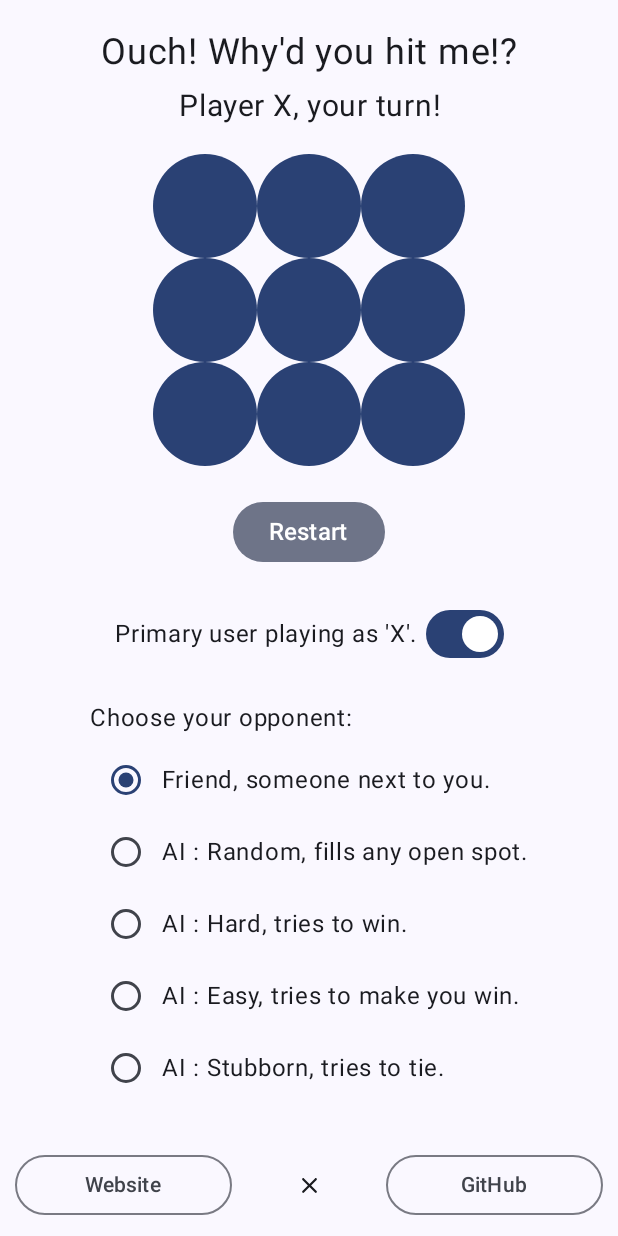
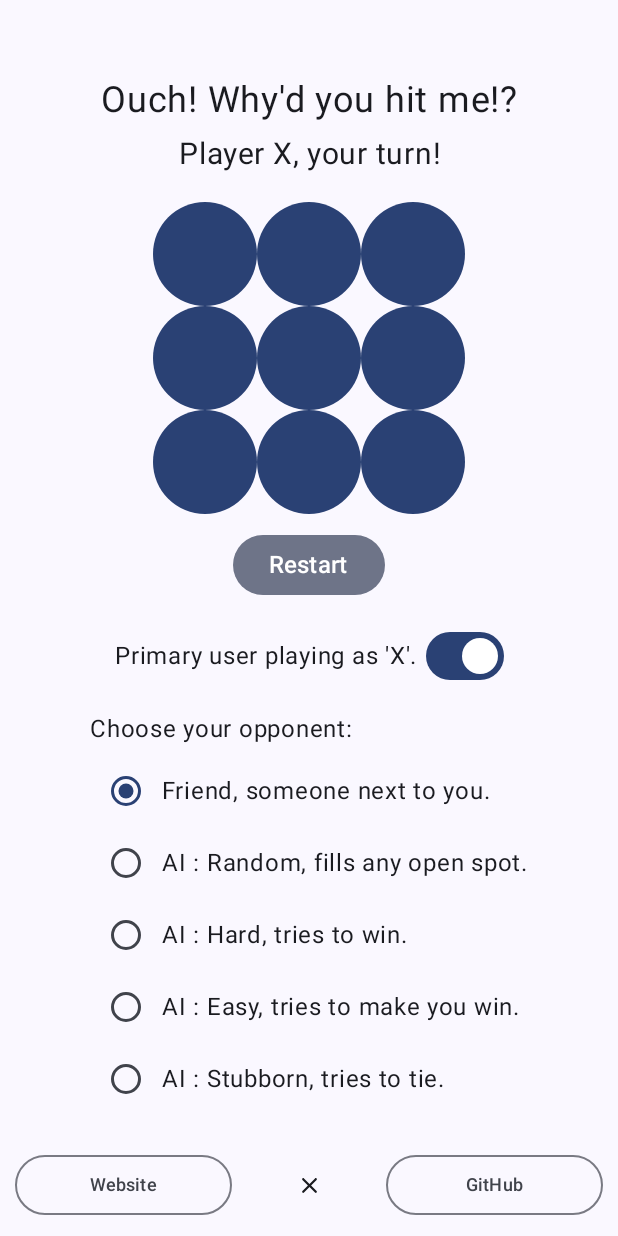
Before and after one commit to Hyperling/TicTacToeAndroid, an Android app built with Jetpack Compose: the screen it shows after launch (MainActivity), after a tap on "Let's play Tic-Tac-Toe!", on a phone screen of 412 x 824 dp. Run offline under Robolectric (Android 15) with nearby library versions, the phone set to English and light mode, and no system bars.

Commit message:
More work on the random AI after realizing what it was doing. Making the bottom buttons more generic, controlled via strings xml. Layout improvements. Fixing the AI's turn taking ability. Shortening Toast.

```diff
--- a/app/src/main/java/com/hyperling/tictactoe/MainActivity.kt
+++ b/app/src/main/java/com/hyperling/tictactoe/MainActivity.kt
@@ -6,7 +6,6 @@ import android.os.Bundle
 import android.widget.Toast
 import androidx.activity.ComponentActivity
 import androidx.activity.compose.setContent
-import androidx.compose.foundation.background
 import androidx.compose.foundation.clickable
 import androidx.compose.foundation.layout.*
 import androidx.compose.material.icons.Icons
@@ -27,7 +26,6 @@ import androidx.compose.ui.text.style.TextAlign
 import androidx.compose.ui.tooling.preview.Devices
 import androidx.compose.ui.unit.dp
 import androidx.compose.ui.unit.sp
-import kotlin.random.Random
 
 class MainActivity : ComponentActivity() {
     override fun onCreate(savedInstanceState: Bundle?) {
@@ -119,7 +117,7 @@ fun Game() {
         lastTurn = "O"
     }
 
-    /* AI logic. * /
+    /* AI logic. */
     if (turn == opponent) {
         var play = -1
         if (opponentRandom) {
@@ -133,6 +131,8 @@ fun Game() {
         }
         if (!opponentHuman) {
             grid[play] = opponent
+            status = checkGrid(grid)
+            turn = changeTurn(turn)
         }
     }
     // */
@@ -144,7 +144,7 @@ fun Game() {
             .fillMaxSize()
     ) {
 
-        Spacer(modifier = Modifier.weight(0.05f))
+        Spacer(modifier = Modifier.weight(0.2f))
 
         /* Header text. */
         Column (
@@ -221,9 +221,8 @@ fun Game() {
                 }
             }
         }
-        Spacer(modifier = Modifier.weight(0.05f))
+        Spacer(modifier = Modifier.size(10.dp))
         // */
-
 
         /* Clear, restart, start new game button. */
         clearText = "Restart"
@@ -261,7 +260,7 @@ fun Game() {
                         Toast.makeText(
                             context,
                             "Game has been cleared.",
-                            Toast.LENGTH_LONG
+                            Toast.LENGTH_SHORT
                         ).show()
                         gameOver = true
                         newGame = true
@@ -364,17 +363,19 @@ fun Game() {
             Row(
                 verticalAlignment = Alignment.CenterVertically
             ) {
-                val website = stringResource(id = R.string.uri_website)
+                val text1 = stringResource(id = R.string.link1_text)
+                val uri1 = stringResource(id = R.string.link1_uri)
                 OutlinedButton(
                     onClick = {
-                        uriHandler.openUri(website)
+                        uriHandler.openUri(uri1)
                     },
                     modifier = Modifier
                         .padding(10.dp)
                         .weight(0.4f)
                 ) {
                     Text(
-                        text = "Website"
+                        text = text1,
+                        fontSize = 12.sp
                     )
                 }
 
@@ -393,17 +394,19 @@ fun Game() {
 
                 Spacer(modifier = Modifier.weight(0.05f))
 
-                val github = stringResource(id = R.string.uri_github)
+                val text2 = stringResource(id = R.string.link2_text)
+                val uri2 = stringResource(id = R.string.link2_uri)
                 OutlinedButton(
                     onClick = {
-                        uriHandler.openUri(github)
+                        uriHandler.openUri(uri2)
                     },
                     modifier = Modifier
                         .padding(10.dp)
                         .weight(0.4f)
                 ) {
                     Text(
-                        text = "GitHub"
+                        text = text2,
+                        fontSize = 12.sp
                     )
                 }
             }
@@ -412,7 +415,7 @@ fun Game() {
     }
 }
 
-/* */
+/* Light Theme * /
 @Preview(
     name = "Normal"
     , showBackground = true
@@ -421,13 +424,13 @@ fun Game() {
     //, showSystemUi = true
 )
 // */
-/* */
+/* Dark Theme */
 @Preview(
-    name = "Dark"
+    name = "Night"
     , showBackground = true
     , uiMode = Configuration.UI_MODE_NIGHT_YES
     , device = Devices.PIXEL_3A
-    , showSystemUi = true
+    //, showSystemUi = true
 )
 // */
 @Composable
@@ -504,11 +507,11 @@ private fun changeTurn(turn: String): String {
 
 /* AI Players */
 private fun playRandomMove(grid: MutableList<String>): Int {
-    val random = Random(9)
-    var choice = random.nextInt()
-    while (grid[choice].isNotBlank() && choice < 9) {
-        choice = random.nextInt()
+    var choice: Int
+    do {
+        choice = (0..9).random()
     }
+    while (grid[choice].isNotBlank() && choice > 0)
     return choice
 }
 
--- a/app/src/main/res/values/strings.xml
+++ b/app/src/main/res/values/strings.xml
@@ -8,6 +8,8 @@
     <string name="opponent_easy">AI : Easy, tries to make you win.</string>
     <string name="opponent_annoying">AI : Stubborn, tries to tie.</string>
 
-    <string name="uri_website">https://Hyperling.com</string>
-    <string name="uri_github">https://github.com/Hyperling/TicTacToeAndroid</string>
+    <string name="link1_text">Website</string>
+    <string name="link1_uri">https://Hyperling.com</string>
+    <string name="link2_text">GitHub</string>
+    <string name="link2_uri">https://github.com/Hyperling/TicTacToeAndroid</string>
 </resources>
```
